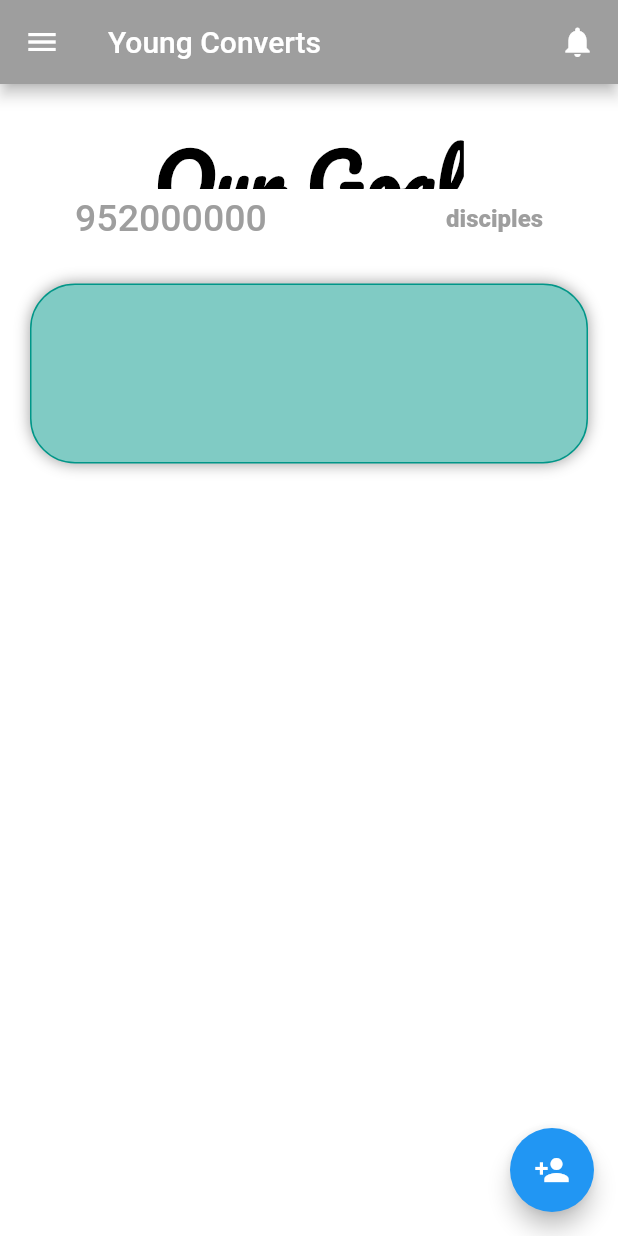
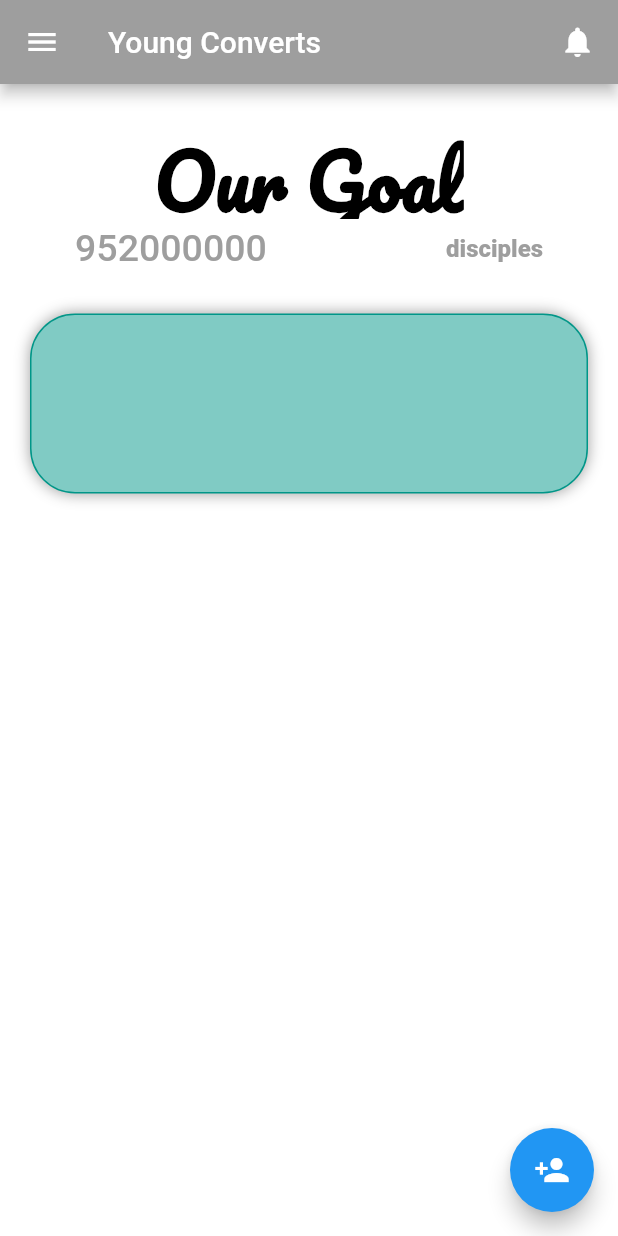
Before and after one commit to ElFabNyl/follow-UP, a Flutter app: the screen it shows after launch, on a phone screen of 412 x 824 dp. Run offline on Flutter 3.47's test engine with Material 2 defaults, Android fonts, the phone set to English and light mode, and no system bars; drawn by our look-alikes of animated_text_kit; our stand-ins replace google_fonts.

Commit message:
new stuff

```diff
--- a/lib/screens/Home.dart
+++ b/lib/screens/Home.dart
@@ -9,7 +9,7 @@ class Home extends StatefulWidget {
 
 class _HomeState extends State<Home> with SingleTickerProviderStateMixin {
   //////////////////////////////////////////////////////////////////////
-  //                        here we go
+  //       le code ci sera sale. hahahaha. je vais refactor apres.
   //////////////////////////////////////////////////////////////////////
   ///
   late AnimationController controller;
@@ -120,7 +120,38 @@ Drawer _drawer() {
   );
 }
 
-//buildind the appBarBottom section
+//more content
+
+_content() {
+  return Expanded(
+    child: SingleChildScrollView(
+      padding: EdgeInsets.symmetric(horizontal: 20.0, vertical: 30.0),
+      child: Container(
+        height: 120.0,
+        padding: EdgeInsets.symmetric(horizontal: 30, vertical: 16),
+        decoration: BoxDecoration(
+          boxShadow: [
+            BoxShadow(color: Colors.grey, blurRadius: 8.0),
+          ],
+          color: Colors.teal[200],
+          borderRadius: BorderRadius.circular(30),
+          border: Border.all(
+            color: Colors.teal,
+          ),
+        ),
+        child: Row(
+          children: [
+            Column(
+              children: [],
+            ),
+          ],
+        ),
+      ),
+    ),
+  );
+}
+
+//buildind the appBarBottom section here
 
 Container _appBarBottomSection(context, AnimationController controller) {
   return Container(
@@ -140,7 +171,7 @@ Container _appBarBottomSection(context, AnimationController controller) {
         Padding(
           padding: const EdgeInsets.only(top: 20.0),
           child: TextLiquidFill(
-            boxHeight: 50.0,
+            boxHeight: 70.0,
             boxBackgroundColor: Colors.white,
             waveColor: Colors.black,
             text: 'Our Goal',
@@ -182,34 +213,3 @@ Container _appBarBottomSection(context, AnimationController controller) {
     ),
   );
 }
-
-//more content
-
-_content() {
-  return Expanded(
-    child: SingleChildScrollView(
-      padding: EdgeInsets.symmetric(horizontal: 20.0, vertical: 30.0),
-      child: Container(
-        height: 120.0,
-        padding: EdgeInsets.symmetric(horizontal: 30, vertical: 16),
-        decoration: BoxDecoration(
-          boxShadow: [
-            BoxShadow(color: Colors.grey, blurRadius: 8.0),
-          ],
-          color: Colors.teal[200],
-          borderRadius: BorderRadius.circular(30),
-          border: Border.all(
-            color: Colors.teal,
-          ),
-        ),
-        child: Row(
-          children: [
-            Column(
-              children: [],
-            )
-          ],
-        ),
-      ),
-    ),
-  );
-}
```
Also changed, not shown: lib/screens/models/User.dart (added, +7 -0 lines), lib/utils/UserPreferences.dart (added, +11 -0 lines).
